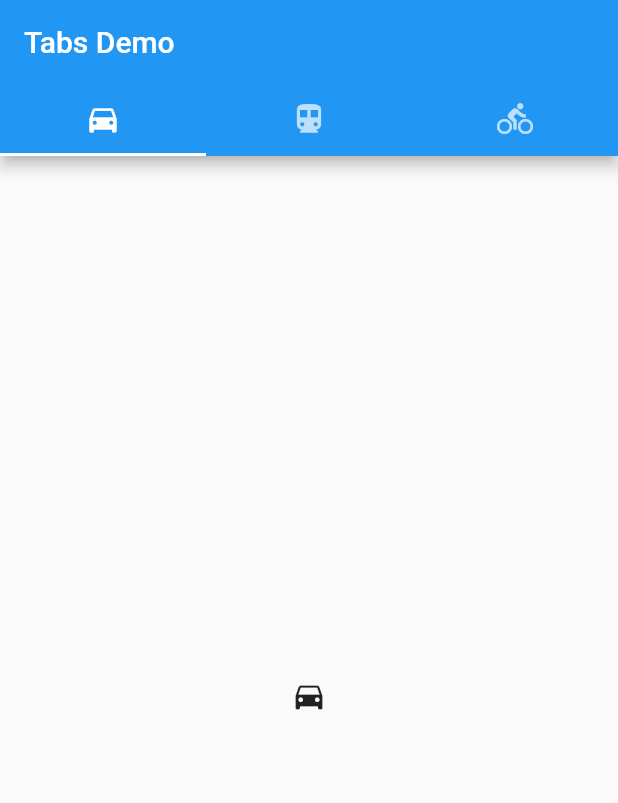
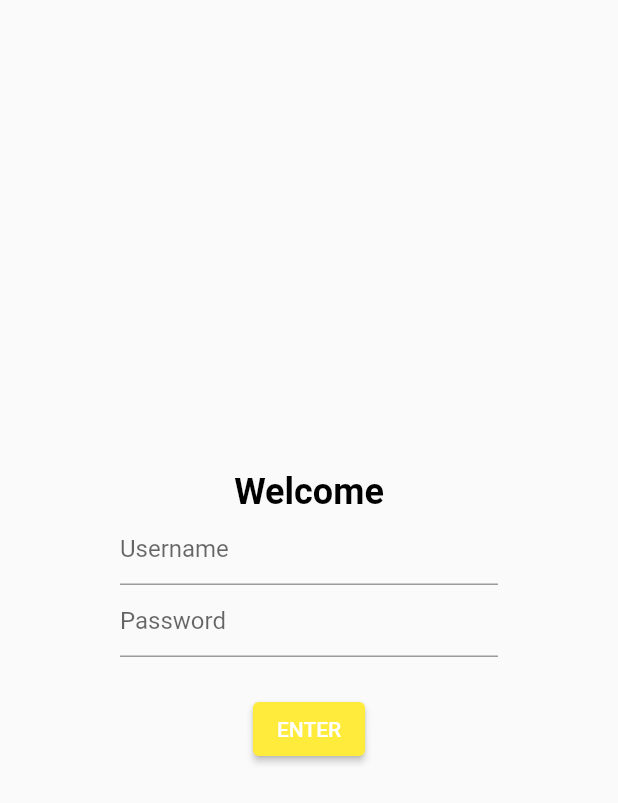
Before and after one commit to qq2339300630/cjj_flutter_ui_study, a Flutter app: the screen it shows after launch, on a phone screen of 412 x 824 dp. Shown: the top 803 px of the screen. Run offline on Flutter 3.47's test engine with Material 2 defaults, Android fonts, the phone set to English and light mode, and no system bars; Roboto replaces fonts that are missing (Corben).

Commit message:
购物车简单应用，监听学习

```diff
--- /dev/null
+++ b/lib/common/theme.dart
@@ -0,0 +1,11 @@
+import 'package:flutter/material.dart';
+
+final appTheme = ThemeData(
+    primaryColor: Colors.yellow,
+    textTheme: const TextTheme(
+      headline1: TextStyle(
+          fontFamily: 'Corben',
+          fontWeight: FontWeight.w700,
+          fontSize: 24,
+          color: Colors.black),
+    ));
--- a/lib/main.dart
+++ b/lib/main.dart
@@ -50,7 +50,14 @@
 //   }
 // }
 
+import 'package:cjj_flutter_ui_study/common/theme.dart';
+import 'package:cjj_flutter_ui_study/screens/cart.dart';
+import 'package:cjj_flutter_ui_study/screens/catalog.dart';
+import 'package:cjj_flutter_ui_study/screens/login.dart';
 import 'package:flutter/material.dart';
+import 'package:provider/provider.dart';
+import 'models/cart.dart';
+import 'models/cartlog.dart';
 
 /**
  * todo 自定义 appbar
@@ -345,8 +352,47 @@ class Myapp extends StatelessWidget {
 //   ));
 // }
 
+class MyApp extends StatelessWidget {
+  @override
+  Widget build(BuildContext context) {
+    return MultiProvider(
+      providers: [
+        Provider(create: (context) {
+          return CatalogModel();
+        }),
+        ChangeNotifierProxyProvider<CatalogModel, CartModel>(
+          create: (context) {
+            return CartModel();
+          },
+          update: (context, catalog, cart) {
+            if (cart == null) throw ArgumentError.notNull('cart');
+            cart.catelog = catalog;
+            return cart;
+          },
+        ),
+      ],
+      child: MaterialApp(
+        title: 'Provider Demo',
+        theme: appTheme,
+        initialRoute: '/',
+        routes: {
+           '/':(context) {
+             return MyLogin();
+           },
+           '/catalog':(context){
+             return MyCatelog();
+           },
+          '/cart':(context){
+             return MyCart();
+          }
+        },
+      ),
+    );
+  }
+}
+
 void main() {
-  runApp(new TabBarDemo());
+  runApp(new MyApp());
 }
 
 class TabBarDemo extends StatelessWidget {
@@ -366,11 +412,13 @@ class TabBarDemo extends StatelessWidget {
             ),
             title: Text('Tabs Demo'),
           ),
-          body: TabBarView(children: [
-            Icon(Icons.directions_car),
-            Icon(Icons.directions_transit),
-            Icon(Icons.directions_bike),
-          ],),
+          body: TabBarView(
+            children: [
+              Icon(Icons.directions_car),
+              Icon(Icons.directions_transit),
+              Icon(Icons.directions_bike),
+            ],
+          ),
         ),
       ),
     );
--- /dev/null
+++ b/lib/models/cartlog.dart
@@ -0,0 +1,53 @@
+
+
+
+import 'package:flutter/material.dart';
+
+class CatalogModel {
+  static List<String> itemNames = [
+    'Code Smell',
+    'Control Flow',
+    'Interpreter',
+    'Recursion',
+    'Sprint' ,
+    'Heisenbug',
+    'Spaghetti',
+    'Hydra Code',
+    'Off-By-One',
+    'Scope',
+    'CallBack',
+    'Closure',
+    'Automata',
+    'Bit Shift',
+    'Currying',
+  ];
+
+  Item getById(int id) {
+    return Item(id, itemNames[id % itemNames.length]);
+  }
+
+  Item getByPosition(int position) {
+    return getById(position);
+  }
+}
+
+@immutable
+class Item {
+  final int id;
+  final String name;
+  final Color color;
+  final int price = 42;
+
+  Item(this.id,this.name):color = Colors.primaries[id % Colors.primaries.length];
+
+  @override
+  int get hashCode {
+    return id;
+  }
+
+  @override
+  bool operator == (Object other) {
+   return other is Item && other.id == id;
+  }
+
+}
--- /dev/null
+++ b/lib/screens/login.dart
@@ -0,0 +1,34 @@
+import 'package:flutter/material.dart';
+
+class MyLogin extends StatelessWidget {
+  @override
+  Widget build(BuildContext context) {
+    return Scaffold(
+      body: Center(
+        child: Container(
+          padding: const EdgeInsets.all(80.0),
+          child: Column(
+            mainAxisAlignment: MainAxisAlignment.center,
+            children: [
+              Text('Welcome', style: Theme.of(context).textTheme.headline1),
+              TextFormField(
+                decoration: const InputDecoration(hintText: 'Username'),
+              ),
+              TextFormField(
+                decoration: const InputDecoration(hintText: 'Password'),
+              ),
+              const SizedBox(height: 24),
+              ElevatedButton(
+                onPressed: () {
+                  Navigator.pushReplacementNamed(context, '/catalog');
+                },
+                child: Text('ENTER'),
+                style: ElevatedButton.styleFrom(primary: Colors.yellow),
+              )
+            ],
+          ),
+        ),
+      ),
+    );
+  }
+}
--- a/pubspec.yaml
+++ b/pubspec.yaml
@@ -35,6 +35,9 @@ dev_dependencies:
 
 # For information on the generic Dart part of this file, see the
 # following page: https://dart.dev/tools/pub/pubspec
+
+  # Import the provider package.
+  provider: ^5.0.0
 
 # The following section is specific to Flutter.
 flutter:
```
Also changed, not shown: lib/models/cart.dart (added, +38 -0 lines), lib/screens/cart.dart (added, +87 -0 lines), lib/screens/catalog.dart (added, +122 -0 lines), pubspec.lock.
